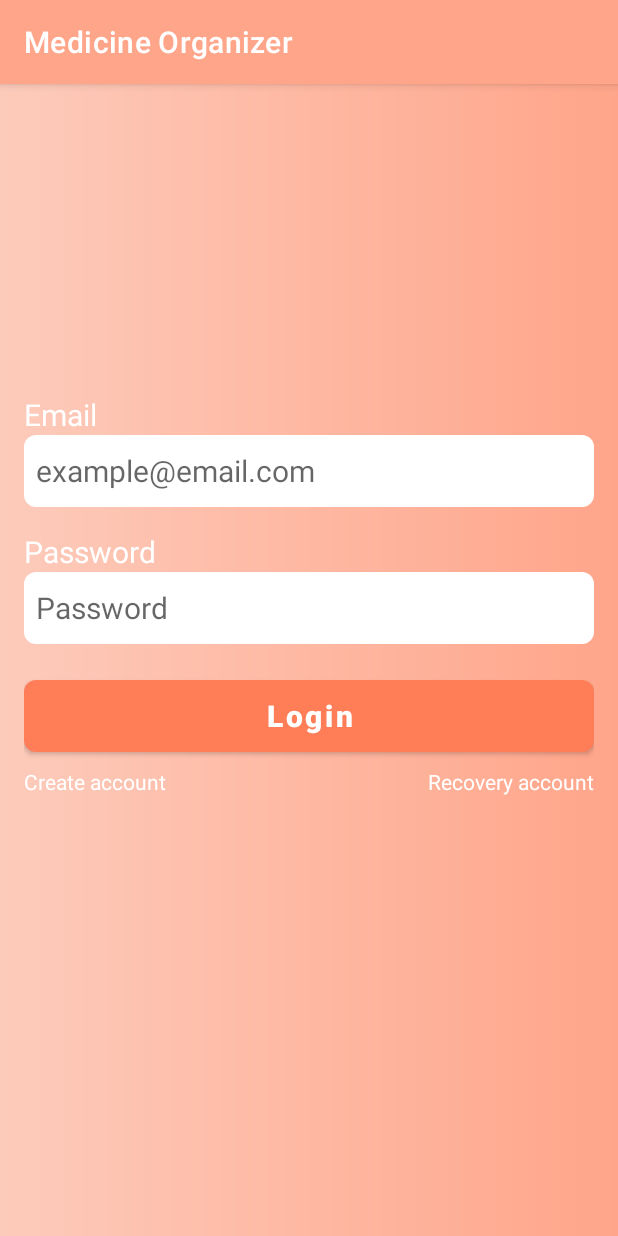
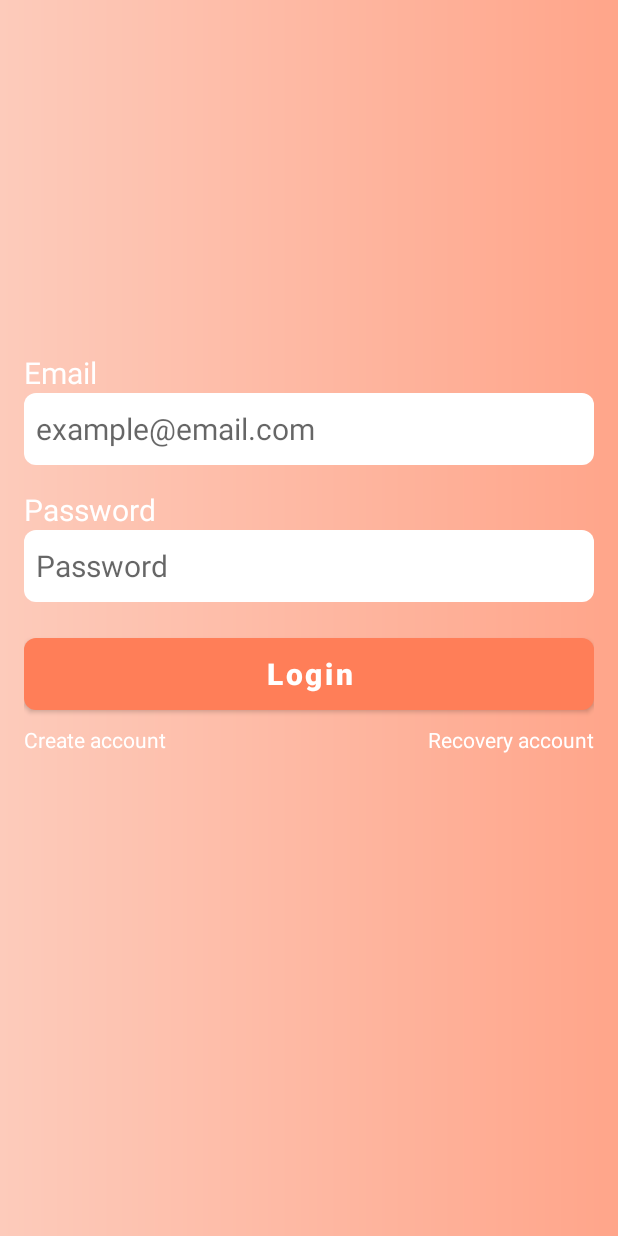
Before and after one commit to RafaelFdSouza/Medicine-Organizer, an Android app: the fragment LoginFragment shown on its own in the app's theme, on a phone screen of 412 x 824 dp. Run offline under Robolectric (Android 15) with nearby library versions, the phone set to English and light mode, and no system bars.

Commit message:
App Start
Created the screens (activitys and fragments) and other parts of the ui layer

```diff
--- a/app/src/main/java/br/com/rafael/medicineorganizer/ui/MainActivity.kt
+++ b/app/src/main/java/br/com/rafael/medicineorganizer/ui/MainActivity.kt
@@ -2,7 +2,7 @@ package br.com.rafael.medicineorganizer.ui
 
 import androidx.appcompat.app.AppCompatActivity
 import android.os.Bundle
-import br.com.rafael.medicineorganizer.R
+import androidx.navigation.fragment.NavHostFragment
 import br.com.rafael.medicineorganizer.databinding.ActivityMainBinding
 
 class MainActivity : AppCompatActivity() {
@@ -13,5 +13,7 @@ class MainActivity : AppCompatActivity() {
         super.onCreate(savedInstanceState)
         binding = ActivityMainBinding.inflate(layoutInflater)
         setContentView(binding.root)
+
+        supportFragmentManager.findFragmentById(binding.mainGraph.id) as NavHostFragment
     }
 }
--- a/app/src/main/res/layout/fragment_login.xml
+++ b/app/src/main/res/layout/fragment_login.xml
@@ -14,7 +14,7 @@
         android:layout_marginBottom="40dp">
 
         <TextView
-            android:id="@+id/tv_email"
+            android:id="@+id/tv_email_recovery"
             android:layout_width="wrap_content"
             android:layout_height="wrap_content"
             android:text="@string/prompt_email"
@@ -24,7 +24,7 @@
             app:layout_constraintTop_toTopOf="parent" />
 
         <EditText
-            android:id="@+id/edt_email"
+            android:id="@+id/edt_recovery_email"
             android:layout_width="0dp"
             android:layout_height="48dp"
             android:background="@drawable/background_edittext"
@@ -34,33 +34,33 @@
             android:textSize="20sp"
             app:layout_constraintEnd_toEndOf="parent"
             app:layout_constraintStart_toStartOf="parent"
-            app:layout_constraintTop_toBottomOf="@id/tv_email" />
+            app:layout_constraintTop_toBottomOf="@id/tv_email_recovery" />
 
         <TextView
-            android:id="@+id/tv_password"
+            android:id="@+id/tv_register_password"
             android:layout_width="wrap_content"
             android:layout_height="wrap_content"
             android:text="@string/prompt_password"
             android:textColor="@color/white"
             android:layout_marginTop="16dp"
             android:textSize="20sp"
-            app:layout_constraintStart_toStartOf="@id/edt_email"
-            app:layout_constraintTop_toBottomOf="@id/edt_email" />
+            app:layout_constraintStart_toStartOf="@id/edt_recovery_email"
+            app:layout_constraintTop_toBottomOf="@id/edt_recovery_email" />
 
         <EditText
-            android:id="@+id/edt_password"
+            android:id="@+id/edt_register_password"
             android:layout_width="0dp"
             android:layout_height="48dp"
             android:background="@drawable/background_edittext"
             android:hint="@string/prompt_password"
             android:padding="8dp"
             android:textSize="20sp"
-            app:layout_constraintEnd_toEndOf="@+id/edt_email"
-            app:layout_constraintStart_toStartOf="@id/tv_password"
-            app:layout_constraintTop_toBottomOf="@id/tv_password" />
+            app:layout_constraintEnd_toEndOf="@+id/edt_recovery_email"
+            app:layout_constraintStart_toStartOf="@id/tv_register_password"
+            app:layout_constraintTop_toBottomOf="@id/tv_register_password" />
 
         <Button
-            android:id="@+id/btn_login"
+            android:id="@+id/btn_create_account"
             android:layout_width="0dp"
             android:layout_height="wrap_content"
             android:layout_marginTop="24dp"
@@ -70,9 +70,9 @@
             android:textSize="20sp"
             android:textAllCaps="false"
             android:textStyle="bold"
-            app:layout_constraintEnd_toEndOf="@+id/edt_password"
-            app:layout_constraintStart_toStartOf="@+id/edt_password"
-            app:layout_constraintTop_toBottomOf="@+id/edt_password" />
+            app:layout_constraintEnd_toEndOf="@+id/edt_register_password"
+            app:layout_constraintStart_toStartOf="@+id/edt_register_password"
+            app:layout_constraintTop_toBottomOf="@+id/edt_register_password" />
 
         <TextView
             android:id="@+id/tv_create_account"
@@ -82,8 +82,8 @@
             android:textColor="@color/white"
             android:layout_marginTop="4dp"
             android:paddingVertical="6dp"
-            app:layout_constraintTop_toBottomOf="@id/btn_login"
-            app:layout_constraintStart_toStartOf="@id/btn_login"
+            app:layout_constraintTop_toBottomOf="@id/btn_create_account"
+            app:layout_constraintStart_toStartOf="@id/btn_create_account"
             />
  <TextView
             android:id="@+id/tv_recovery_account"
@@ -93,8 +93,8 @@
             android:textColor="@color/white"
             android:layout_marginTop="4dp"
             android:paddingVertical="6dp"
-            app:layout_constraintTop_toBottomOf="@id/btn_login"
-            app:layout_constraintEnd_toEndOf="@id/btn_login"
+            app:layout_constraintTop_toBottomOf="@id/btn_create_account"
+            app:layout_constraintEnd_toEndOf="@id/btn_create_account"
             />
 
 
--- a/app/src/main/res/values/strings.xml
+++ b/app/src/main/res/values/strings.xml
@@ -6,4 +6,5 @@
     <string name="login" translatable="false">Login</string>
     <string name="create_account">Create account</string>
     <string name="recovery_account">Recovery account</string>
+    <string name="send">Send</string>
 </resources>
--- a/app/src/main/res/values/themes.xml
+++ b/app/src/main/res/values/themes.xml
@@ -1,9 +1,9 @@
 <resources xmlns:tools="http://schemas.android.com/tools">
     <!-- Base application theme. -->
-    <style name="Theme.MedicineOrganizer" parent="Theme.MaterialComponents.DayNight.DarkActionBar">
+    <style name="Theme.MedicineOrganizer" parent="Theme.MaterialComponents.DayNight.NoActionBar">
         <!-- Primary brand color. -->
         <item name="colorPrimary">@color/color_default</item>
-        <item name="colorPrimaryVariant">@color/purple_700</item>
+        <item name="colorPrimaryVariant">@color/color_default</item>
         <item name="colorOnPrimary">@color/white</item>
         <!-- Secondary brand color. -->
         <item name="colorSecondary">@color/teal_200</item>
```
Also changed, not shown: app/build.gradle (+8 -2 lines), app/src/main/res/layout/activity_main.xml (+12 -0 lines), 1 other file.
